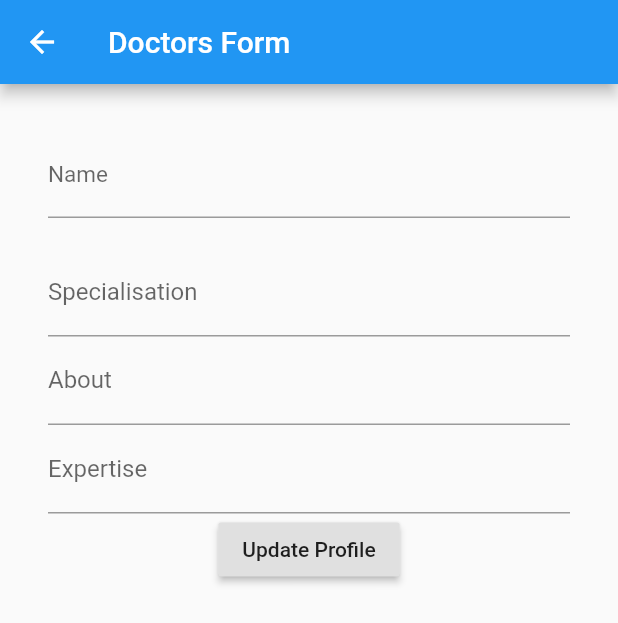
After one commit to xue2007/heath-aid, a Flutter app: the EditDoctor screen opened directly, after a tap on "Update Profile", on a phone screen of 412 x 824 dp. The commit adds this screen. Shown: the top 623 px of the screen. Run offline on Flutter 3.47's test engine with Material 2 defaults, Android fonts, the phone set to English and light mode, and no system bars; our stand-ins replace cloud_firestore, firebase_auth, flutter_form_builder, shared_preferences; accounts and stored records are empty.

Commit message:
added profile editing page.

```diff
--- /dev/null
+++ b/lib/EditDoctor.dart
@@ -0,0 +1,161 @@
+import 'package:flutter/material.dart';
+import 'database.dart';
+import 'auth_constants.dart';
+import 'package:cloud_firestore/cloud_firestore.dart';
+
+
+class EditDoctor extends StatefulWidget {
+
+
+  @override
+  _EditDoctorState createState() => _EditDoctorState();
+}
+
+class _EditDoctorState extends State<EditDoctor> {
+  DataBase databaseMethods = new DataBase();
+  TextEditingController nameController = new TextEditingController();
+  TextEditingController specialisationController = new TextEditingController();
+  TextEditingController aboutController = new TextEditingController();
+  TextEditingController expertiseController = new TextEditingController();
+
+
+  @override
+  Widget build(BuildContext context) {
+    return Scaffold(
+      appBar: AppBar(title: Text('Doctors Form'),
+        ),
+      body: SingleChildScrollView(
+        padding: EdgeInsets.all(32),
+        child: Column(
+          children: <Widget>[
+            _buildNameField(),
+            SizedBox(height: 20,),
+            _buildSpecialisationField(),
+            _buildAboutField(),
+            _buildExpertiseField(),
+            RaisedButton(
+              child:Text('Update Profile'),
+              onPressed: (){
+                createProfile();
+                displayAlert();
+              },
+            ),
+          ],
+
+        ),
+
+      ),
+      );
+
+  }
+  createProfile() {
+      Map<String, dynamic> profileMap = {
+        'name':nameController.text,
+        'specialisation':specialisationController.text,
+        'about':aboutController.text,
+        'expertise':expertiseController.text,
+      };
+      databaseMethods.createDoctorProfile(nameController.text, profileMap);
+
+  }
+
+
+  Widget _buildSpecialisationField() {
+    return TextFormField(
+      decoration: InputDecoration(labelText: 'Specialisation'),
+      controller: specialisationController,
+      validator: (String value){
+        if(value.isEmpty){
+          return 'Name is required';
+        }
+        return null;
+      },
+      onSaved: (String value){
+        specialisationController.text = value;
+      },
+
+    );
+  }
+
+  Widget _buildNameField() {
+    return TextFormField(
+      decoration: InputDecoration(labelText: 'Name'),
+      style: TextStyle(fontSize: 15),
+      controller: nameController,
+      validator: (String value){
+        if(value.isEmpty){
+          return 'Name is required';
+        }
+        return null;
+      },
+      onSaved: (String value){
+        nameController.text = value;
+      },
+
+    );
+  }
+  Widget _buildAboutField() {
+    return TextFormField(
+      decoration: InputDecoration(labelText: 'About'),
+      controller: aboutController,
+      validator: (String value){
+        if(value.isEmpty){
+          return 'Name is required';
+        }
+        return null;
+      },
+      onSaved: (String value){
+        aboutController.text = value;
+      },
+
+    );
+  }
+  Widget _buildExpertiseField() {
+    return TextFormField(
+      decoration: InputDecoration(labelText: 'Expertise'),
+      controller: expertiseController,
+      validator: (String value){
+        if(value.isEmpty){
+          return 'Name is required';
+        }
+        return null;
+      },
+      onSaved: (String value){
+        expertiseController.text = value;
+      },
+
+    );
+  }
+  Widget displayAlert() {
+    String _error = 'submitted';
+    if (_error != null) {
+      return Container(
+        color: Colors.orange,
+        width: double.infinity,
+        padding: EdgeInsets.all(10),
+        child: Row(
+          children: <Widget>[
+            Icon(Icons.error_outline),
+            SizedBox(
+              width: 10,
+            ),
+            Expanded(
+              child: Text('uploaded'),
+            ),
+            IconButton(
+              icon: Icon(Icons.close),
+              onPressed: () {
+                setState(() {
+                  _error = null;
+                });
+              },
+            )
+          ],
+        ),
+      );
+    }
+    return null;
+  }
+
+
+}
--- a/lib/chatroom.dart
+++ b/lib/chatroom.dart
@@ -3,7 +3,6 @@ import 'package:testing/conversation_screen.dart';
 import 'package:testing/database.dart';
 import 'package:testing/helper.dart';
 import 'package:testing/search.dart';
-
 import 'auth_constants.dart';
 
 class ChatRoom extends StatefulWidget {
--- a/lib/database.dart
+++ b/lib/database.dart
@@ -29,12 +29,21 @@ class DataBase {
         .getDocuments();
 
   }
+  Future<void> createDoctorProfile(String id,profileMap){
+    Firestore.instance.collection('Doctor')
+        .document(id).setData(profileMap).catchError((e){
+          print(e.toString());
+    });
+  }
+
+
   Future<bool> createChatRoom(String id,chatRoomMap) {
     Firestore.instance.collection('Chatroom')
         .document(id).setData(chatRoomMap).catchError((e) {
         print(e.toString());
     });
   }
+
   Future<void> addConversationMessages(String roomId, messageMap){
     Firestore.instance.collection('Chatroom')
         .document(roomId)
@@ -48,6 +57,14 @@ class DataBase {
         .orderBy('time',descending: false)
         .snapshots();
   }
+  getDoctorInfo(String id) async {
+    return await Firestore.instance.collection('Doctor')
+        .document(id)
+        .snapshots();
+  }
+
+
+
   getChatRooms(String id) async{
     return await Firestore.instance
         .collection("Chatroom")
--- a/lib/doctor_profile.dart
+++ b/lib/doctor_profile.dart
@@ -1,14 +1,30 @@
 import 'package:flutter/material.dart';
 import 'package:testing/chatroom.dart';
+import 'EditDoctor.dart';
+import'package:cloud_firestore/cloud_firestore.dart';
+import'auth_constants.dart';
+import 'database.dart';
 
 
 
 class Profile extends StatefulWidget {
+  Profile({this.name, this.about,this.expertise, this.specialisation});
+  String name;
+  String about;
+  String expertise;
+  String specialisation;
+
   @override
   _ProfileState createState() => _ProfileState();
 }
 
 class _ProfileState extends State<Profile> {
+
+  DataBase databaseMethods = new DataBase();
+  Stream<QuerySnapshot> chatMessageStream;
+
+
+
   @override
   Widget build(BuildContext context) {
     return Scaffold(
@@ -20,6 +36,19 @@ class _ProfileState extends State<Profile> {
         iconTheme: IconThemeData(
             color: Colors.black
         ),
+        actions: <Widget>[
+          IconButton(
+            onPressed: (){
+              Navigator.push(
+                  context,
+                  new MaterialPageRoute(
+                      builder: (BuildContext context) => new EditDoctor()));
+
+            },
+            icon: Icon(Icons.edit),
+          ),
+
+        ],
       ),
       body: SingleChildScrollView(
         child: Container(
@@ -30,6 +59,7 @@ class _ProfileState extends State<Profile> {
               Row(
 
                 children: <Widget>[
+                  chatMessageList(),
                   CircleAvatar(
                     backgroundColor: Colors.black,
                     radius:  50,
@@ -52,7 +82,8 @@ class _ProfileState extends State<Profile> {
                           style: TextStyle(fontSize: 32),
                         ),
                         Text(
-                          "Heart and kidney Specialist",
+                          widget.specialisation,
+                          //'hi',
                           style: TextStyle(fontSize: 19, color: Colors.grey),
                         ),
                         SizedBox(
@@ -244,7 +275,7 @@ class _ProfileState extends State<Profile> {
                             width: 15,
                           ),
                           Container(
-                            //width: MediaQuery.of(context).size.width/2 - 130,
+                            width: MediaQuery.of(context).size.width/2 - 130,
                             child: Text(
                               "List Of Schedule",
                               style: TextStyle(color: Colors.white,
@@ -276,9 +307,9 @@ class _ProfileState extends State<Profile> {
                             width: 15,
                           ),
                           Container(
-                            //width: MediaQuery.of(context).size.width/ 130,
+                            width: MediaQuery.of(context).size.width/2- 130,
                             child: Text(
-                              "List of Cases",
+                              "List of Patients",
                               style: TextStyle(color: Colors.white,
                                   fontSize: 17),
                             ),
@@ -295,4 +326,36 @@ class _ProfileState extends State<Profile> {
       ),
     );
   }
+  Widget chatMessageList() {
+    return StreamBuilder(
+      stream: chatMessageStream,
+      builder: (context, snapshot) {
+        return  SafeArea(
+          child: ListView.builder(
+              itemCount: snapshot.data.documents.length,
+              itemBuilder: (context, index) {
+                return Profile(
+                    name:
+                    snapshot.data.documents[index].data['name'],
+                    about:
+                    snapshot.data.documents[index].data['about'],
+                    expertise:
+                    snapshot.data.documents[index].data['expertise'],
+                    specialisation:
+                    snapshot.data.documents[index].data['specialisation']
+
+                );}),
+        );
+      },
+    );
+  }
+  @override
+  void initState() {
+    databaseMethods.getDoctorInfo('a').then((value) {
+      setState(() {
+        chatMessageStream = value;
+      });
+    });
+    super.initState();
+  }
 }
```
